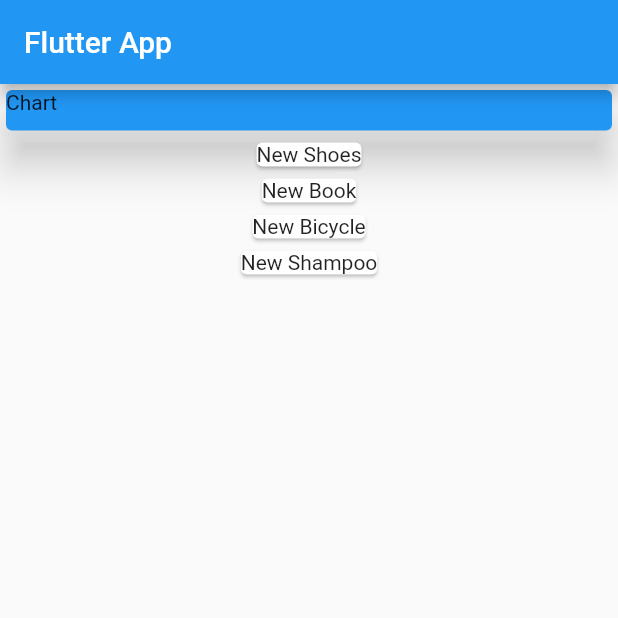
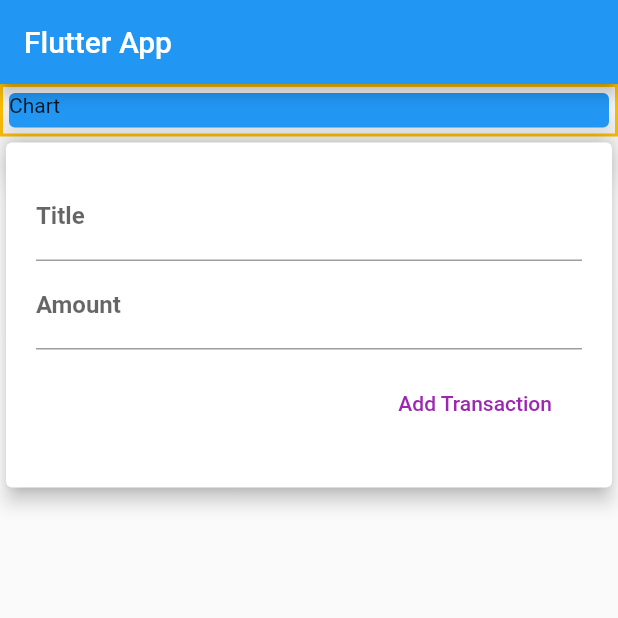
Before and after one commit to sodogan/flutter_expense_planner, a Flutter app: the screen it shows after launch, on a phone screen of 412 x 824 dp, the top half of it. Run offline on Flutter 3.47's test engine with Material 2 defaults, Android fonts, the phone set to English and light mode, and no system bars.

Commit message:
refactored the code

```diff
--- a/lib/main.dart
+++ b/lib/main.dart
@@ -1,5 +1,6 @@
 import 'package:flutter/material.dart';
-import './transaction.dart' show Transaction;
+import 'widgets/user_transactions.dart';
+import 'widgets/chart.dart';
 
 void main() => runApp(MyApp());
 
@@ -9,23 +10,12 @@ class MyApp extends StatelessWidget {
     return MaterialApp(
       title: 'Flutter App',
       home: MyHomePage(),
+      debugShowCheckedModeBanner: false,
     );
   }
 }
 
 class MyHomePage extends StatelessWidget {
-  final List<Transaction> transactions = [
-    Transaction.now(id: "t1", title: "New Shoes", amount: 69.99),
-    Transaction.now(id: "t2", title: "New Book", amount: 19.99),
-    Transaction.now(id: "t3", title: "New Bicycle", amount: 420.99),
-    Transaction.now(id: "t4", title: "New Shampoo", amount: 29.99),
-  ];
-
-  List<Widget> mappedList() {
-    var result = transactions.map((e) => Card(child: Text(e.title))).toList();
-    return result;
-  }
-
   @override
   Widget build(BuildContext context) {
     return Scaffold(
@@ -34,20 +24,10 @@ class MyHomePage extends StatelessWidget {
       ),
       body: Column(
         mainAxisAlignment: MainAxisAlignment.start,
-        crossAxisAlignment: CrossAxisAlignment.stretch,
+        crossAxisAlignment: CrossAxisAlignment.start,
         children: <Widget>[
-          Container(
-            child: Card(
-              child: Text("Chart"),
-              color: Colors.blue,
-              elevation: 12,
-            ),
-            width: double.infinity,
-            height: 35,
-          ),
-          Column(children: [
-            ...mappedList(),
-          ]),
+          Chart(),
+          UserTransactions(),
         ],
       ),
     );
--- a/lib/transaction.dart
+++ b/lib/models/transaction.dart
@@ -25,4 +25,12 @@ class Transaction {
       date: json["date"],
     );
   }
+
+  @override
+  String toString() {
+    return "id: $id "
+        "title: $title"
+        "amount: $amount"
+        "date: $date";
+  }
 }
--- /dev/null
+++ b/lib/widgets/chart.dart
@@ -0,0 +1,22 @@
+import 'package:flutter/material.dart';
+
+class Chart extends StatelessWidget {
+  @override
+  Widget build(BuildContext context) {
+    return Container(
+      child: Card(
+        child: Text("Chart"),
+        color: Colors.blue,
+        elevation: 12,
+      ),
+      width: double.infinity,
+      height: 35,
+      decoration: BoxDecoration(
+        border: Border.all(
+          width: 2,
+          color: Colors.amber,
+        ),
+      ),
+    );
+  }
+}
--- /dev/null
+++ b/lib/widgets/new_transaction.dart
@@ -0,0 +1,67 @@
+import 'package:flutter/material.dart';
+import '../models/transaction.dart';
+
+class NewTransaction extends StatelessWidget {
+  final Function onPressHandler;
+
+  final titleController = new TextEditingController();
+  final amountController = new TextEditingController();
+
+  NewTransaction({required this.onPressHandler});
+
+  @override
+  Widget build(BuildContext context) {
+    return Card(
+      elevation: 5,
+      child: Container(
+        padding: EdgeInsets.all(8),
+        margin: EdgeInsets.all(12),
+        child: Column(
+          crossAxisAlignment: CrossAxisAlignment.end,
+          children: [
+            TextField(
+              style: TextStyle(
+                fontSize: 16,
+                fontWeight: FontWeight.bold,
+              ),
+              decoration: InputDecoration(
+                labelText: 'Title',
+              ),
+              controller: titleController,
+            ),
+            TextField(
+              style: TextStyle(
+                fontSize: 16,
+                fontWeight: FontWeight.bold,
+              ),
+              decoration: InputDecoration(
+                labelText: 'Amount',
+              ),
+              controller: amountController,
+            ),
+            Container(
+              padding: EdgeInsets.all(4),
+              margin: EdgeInsets.all(8),
+              child: TextButton(
+                onPressed: () => onPressHandler(
+                  new Transaction(
+                    id: "12",
+                    title: titleController.text,
+                    amount: double.parse(amountController.text),
+                    date: DateTime.now(),
+                  ),
+                ),
+                child: Text(
+                  "Add Transaction",
+                  style: TextStyle(
+                    color: Colors.purple,
+                  ),
+                ),
+              ),
+            ),
+          ],
+        ),
+      ),
+    );
+  }
+}
--- /dev/null
+++ b/lib/widgets/user_transactions.dart
@@ -0,0 +1,35 @@
+import 'package:flutter/material.dart';
+import '../models/transaction.dart';
+import './new_transaction.dart';
+import './transaction_list.dart';
+
+class UserTransactions extends StatefulWidget {
+  @override
+  _UserTransactionsState createState() => _UserTransactionsState();
+}
+
+//Common denominator for both Card and the Transaction List
+class _UserTransactionsState extends State<UserTransactions> {
+  final List<Transaction> _userTransactions = [];
+
+//we need to notify flutter to rebuild the UI
+  addTransaction(Transaction txn) {
+    setState(() {
+      _userTransactions.add(txn);
+    });
+  }
+
+  @override
+  Widget build(BuildContext context) {
+    return Column(
+      children: [
+        NewTransaction(
+          onPressHandler: addTransaction,
+        ),
+        TransactionList(
+          transactions: _userTransactions,
+        ),
+      ],
+    );
+  }
+}
--- a/pubspec.yaml
+++ b/pubspec.yaml
@@ -27,6 +27,7 @@ dependencies:
   # The following adds the Cupertino Icons font to your application.
   # Use with the CupertinoIcons class for iOS style icons.
   cupertino_icons: ^1.0.2
+  intl: ^0.17.0
 
 dev_dependencies:
   flutter_test:
```
Also changed, not shown: lib/widgets/transaction_list.dart (added, +70 -0 lines), pubspec.lock.
